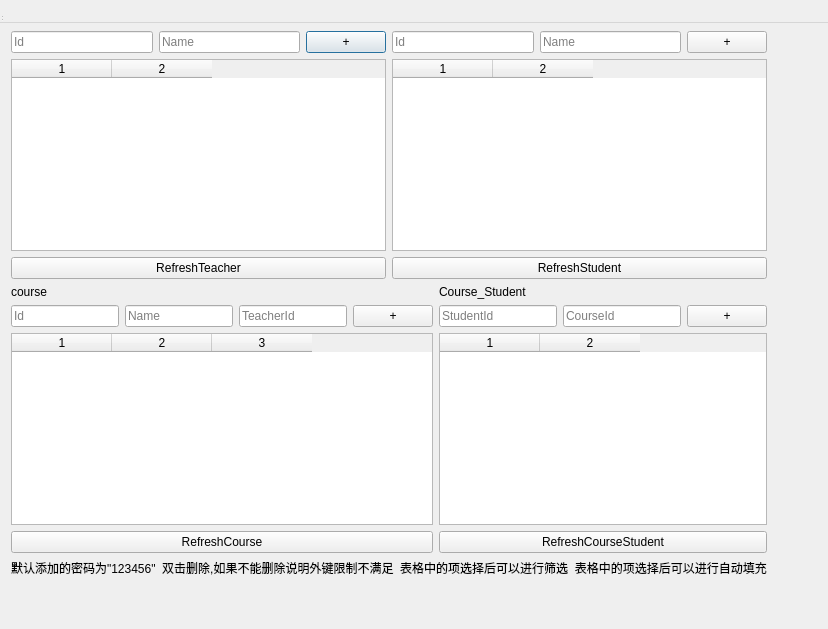
Qt form adminui.ui (BeanLiu1994/Su6missi0nSys) before a commit.
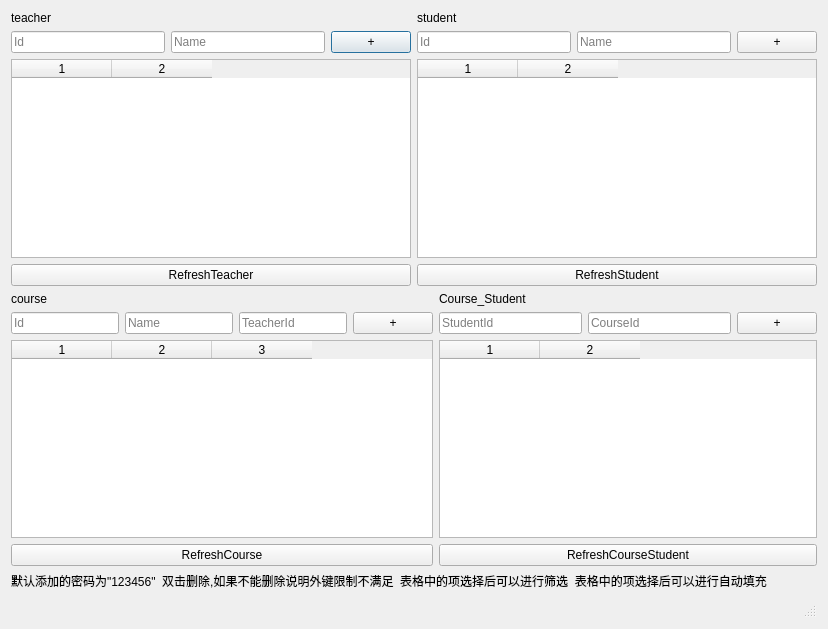
The same form after that commit.

The edit to the form file:
```diff
--- a/adminui.ui
+++ b/adminui.ui
@@ -12,7 +12,6 @@
   <property name="windowTitle">
    <string>管理员界面</string>
   </property>
-  <widget class="QWidget" name="centralWidget">
    <layout class="QVBoxLayout" name="verticalLayout_5">
     <item>
      <layout class="QHBoxLayout" name="horizontalLayout_2">
@@ -254,19 +253,10 @@
       </property>
      </widget>
     </item>
-   </layout>
-  </widget>
-  <widget class="QMenuBar" name="menuBar">
-   <property name="geometry">
-    <rect>
-     <x>0</x>
-     <y>0</y>
-     <width>828</width>
-     <height>23</height>
-    </rect>
-   </property>
-  </widget>
+   <item>
   <widget class="QStatusBar" name="statusBar"/>
+   </item>
+  </layout>
  </widget>
  <layoutdefault spacing="6" margin="11"/>
  <resources/>
```
Left out of the diff: 1 changed line with no effect on the pictures. Lines whose indentation alone changed are shown as unchanged.
